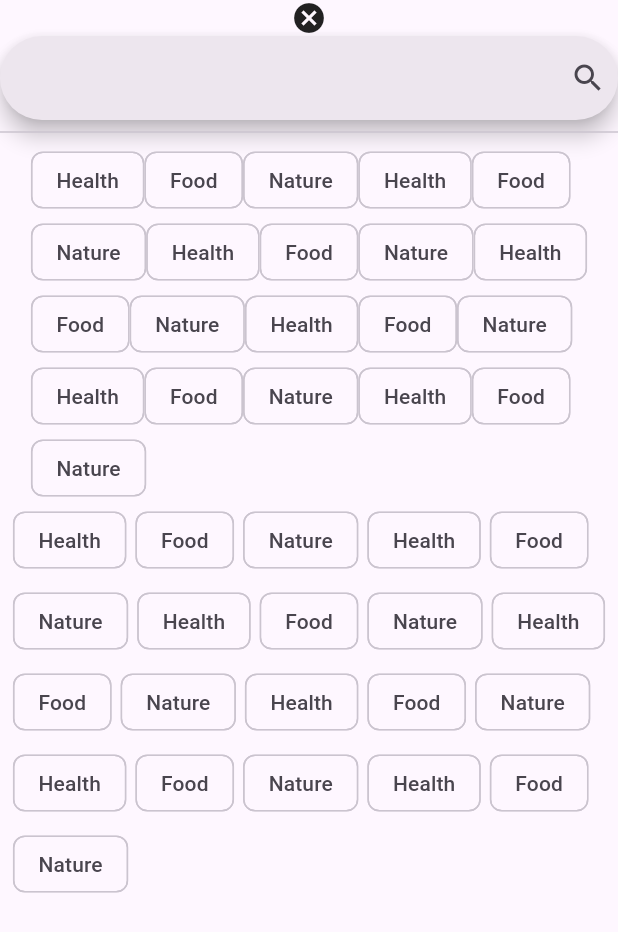
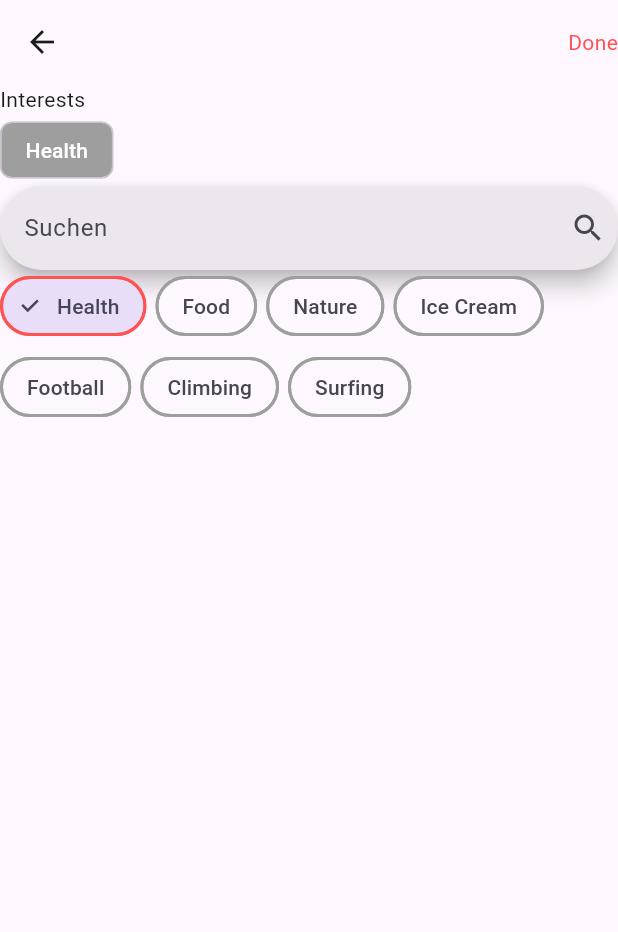
Before and after one commit to zindlsn/tinderino, a Flutter app: the InterestsPage screen opened directly, after a tap on "Health", on a phone screen of 412 x 824 dp. Shown: the top 932 px of the screen. Run offline on Flutter 3.47's test engine with Material 3 defaults, Android fonts, the light colour scheme and no system bars; our stand-ins replace device_preview.

Commit message:
Update Interest page

```diff
--- a/lib/interests_page.dart
+++ b/lib/interests_page.dart
@@ -1,4 +1,5 @@
 import 'package:flutter/material.dart';
+import 'package:tinder_clone/main.dart';
 
 class InterestsPage extends StatefulWidget {
   const InterestsPage({super.key});
@@ -8,79 +9,143 @@ class InterestsPage extends StatefulWidget {
 }
 
 class _InterestsPageState extends State<InterestsPage> {
-  List<String> _dynamicChips = [
+  final List<String> _dynamicChips = [
     'Health',
     'Food',
     'Nature',
-    'Health',
-    'Food',
-    'Nature',
-    'Health',
-    'Food',
-    'Nature',
-    'Health',
-    'Food',
-    'Nature',
-    'Health',
-    'Food',
-    'Nature',
-    'Health',
-    'Food',
-    'Nature',
-    'Health',
-    'Food',
-    'Nature',
+    'Ice Cream',
+    'Football',
+    'Climbing',
+    'Surfing'
   ];
 
-  List<String> _selectedInterests = ['selected1'];
+  final List<String> _selectedInterests = [];
+  List<String> _filteredChips = [];
+
+  final TextEditingController _searchController = TextEditingController();
+
+  @override
+  void initState() {
+    _filteredChips = _dynamicChips;
+    super.initState();
+  }
+
   @override
   Widget build(BuildContext context) {
     return Scaffold(
-        body: Column(children: [
-      Icon(Icons.cancel),
-      SearchBar(
-        trailing: [Icon(Icons.search)],
-      ),
-      Divider(),
-      selectedchips(),
-      newMethod(),
-    ]));
+        appBar: AppBar(
+          actions: const [
+            Text(
+              'Done',
+              style: TextStyle(color: Colors.redAccent),
+            ),
+          ],
+        ),
+        body: SafeArea(
+          child:
+              Column(crossAxisAlignment: CrossAxisAlignment.start, children: [
+            const Text('Interests'),
+            selectedchips(),
+            SearchBar(
+              controller: _searchController,
+              leading: _searchController.text.isNotEmpty
+                  ? GestureDetector(
+                      child: const Icon(Icons.cancel),
+                      onTap: () {
+                        setState(() {
+                          _searchController.text = '';
+                          _filteredChips = _dynamicChips;
+                        });
+                      },
+                    )
+                  : null,
+              onChanged: _filterChips,
+              hintText: 'Suchen',
+              trailing: const [
+                Icon(Icons.search),
+              ],
+            ),
+            listAllInterests(),
+          ]),
+        ));
+  }
+
+  void _filterChips(String searchText) {
+    setState(() {
+      if (searchText.isEmpty) {
+        _filteredChips = _dynamicChips;
+        return;
+      }
+      _filteredChips = _dynamicChips
+          .where(
+              (chip) => chip.toLowerCase().contains(searchText.toLowerCase()))
+          .toList();
+    });
   }
 
   Widget selectedchips() {
     return Wrap(
-        children: List<Widget>.generate(_dynamicChips.length, (int index) {
+        children: List<Widget>.generate(_selectedInterests.length, (int index) {
       return FilterChip(
-          label: Text(_dynamicChips[index]),
+          color: MaterialStateProperty.all(Colors.grey),
+          label: Text(
+            _selectedInterests[index],
+            style: TextStyle(foreground: Paint()..color = Colors.white),
+          ),
           onSelected: (value) => setState(() {
-                value
-                    ? _selectedInterests.add(_dynamicChips[index])
-                    : _selectedInterests.removeWhere(
-                        (element) => element == _dynamicChips[index]);
+                _selectedInterests.removeWhere(
+                    (element) => element == _selectedInterests[index]);
               }));
     }));
   }
 
-  Widget newMethod() {
+  Widget listAllInterests() {
     return Wrap(
       spacing: 6.0,
       runSpacing: 6.0,
       runAlignment: WrapAlignment.center,
-      children: List<Widget>.generate(_dynamicChips.length, (int index) {
+      children: List<Widget>.generate(_filteredChips.length, (int index) {
         return FilterChip(
-          label: Text(_dynamicChips[index]),
+          shape: RoundedRectangleBorder(
+            borderRadius: BorderRadius.circular(20.0),
+            side: BorderSide(
+              color: isSelected(_filteredChips[index])
+                  ? Colors.redAccent
+                  : Colors.grey,
+              width: 2.0,
+            ),
+          ),
+          label: Text(_filteredChips[index]),
+          selected: isSelected(_filteredChips[index]),
           onSelected: (bool selected) => setState(
             () {
-              selected
-                  ? _selectedInterests.add(_dynamicChips[index])
+              !isSelected(_filteredChips[index])
+                  ? {
+                      if (_selectedInterests.length > 4)
+                        {
+                          selected = false,
+                          ScaffoldMessenger.of(context).showSnackBar(
+                            const SnackBar(
+                              content: Text('5 interestes are enough'),
+                            ),
+                          ),
+                        }
+                      else
+                        {
+                          _selectedInterests.add(_filteredChips[index]),
+                        }
+                    }
                   : _selectedInterests.removeWhere(
-                      (element) => element == _dynamicChips[index]);
+                      (element) => element == _filteredChips[index]);
             },
           ),
         );
       }),
     );
   }
+
+  bool isSelected(String dynamicChip) =>
+      _selectedInterests.contains(dynamicChip);
 }
 /*
 https://vipinvijayannair.medium.com/wrap-widget-chip-widgets-in-flutter-dddddec936d3
--- a/lib/main.dart
+++ b/lib/main.dart
@@ -7,7 +7,7 @@ import 'package:tinder_clone/profile_page.dart';
 import 'package:tinder_clone/models/user.dart';
 
 User me = User();
-
+final GlobalKey<ScaffoldState> globalKey = new GlobalKey<ScaffoldState>();
 void main() {
   runApp(
     DevicePreview(
```
Also changed, not shown: lib/edit_profile_page.dart (+40 -16 lines).
